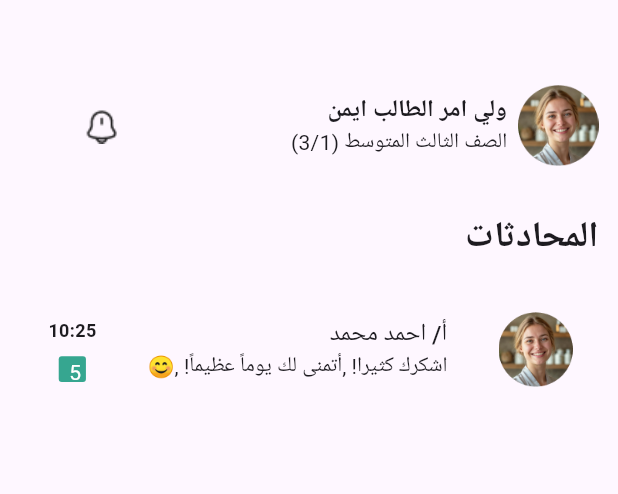
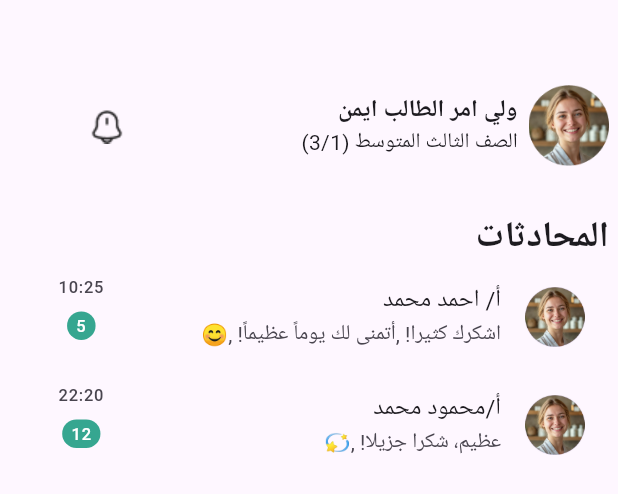
Before and after one commit to islam-kamal/school_room, a Flutter app: the ChatScreen widget shown alone on an empty page, opened directly, on a phone screen of 412 x 824 dp. Shown: the top 494 px of the screen. Run offline on Flutter 3.47's test engine with Material 3 defaults, Android fonts, the phone set to English and light mode, and no system bars; our stand-ins replace google_fonts; Roboto replaces fonts that are missing (Cairo).

Commit message:
edit conversations screen

```diff
--- a/lib/Feature/Chat/presentation/pages/chat_screen.dart
+++ b/lib/Feature/Chat/presentation/pages/chat_screen.dart
@@ -9,11 +9,18 @@ class ChatScreen extends StatelessWidget{
 final List<ConversationsEntity> conversations = [
    ConversationsEntity(
     image: 'assets/images/Rectangle.png',
-     name: 'bcvbcv',
-      message: 'xxcxvbcbncv',
-       time: '22:6',
+     name: 'أ/ احمد محمد',
+      message: 'اشكرك كثيرا! ,أتمنى لك يوماً عظيماً! ,😊',
+       time: '10:25',
         numberMessage: '5'
-        )
+        ),
+  ConversationsEntity(
+    image: 'assets/images/Avatar.png',
+     name: 'أ/محمود محمد',
+      message: 'عظيم، شكرا جزيلا! ,💫',
+       time: '22:20',
+        numberMessage: '12'
+        ),
 ];
 
   @override
@@ -21,7 +28,7 @@ final List<ConversationsEntity> conversations = [
     return  Directionality(
       textDirection: TextDirection.rtl,
       child: Padding(
-        padding: EdgeInsets.only(top: 26,left: 15, right: 13),
+        padding: EdgeInsets.only(top: 26,left: 15, right: 6),
         child: Column(
           crossAxisAlignment: CrossAxisAlignment.start,
           children: [
@@ -33,7 +40,8 @@ final List<ConversationsEntity> conversations = [
                 fontWeight: FontWeight.bold
               ),
             ),
-            ListView.builder(
+            Expanded(
+              child: ListView.builder(
                             shrinkWrap: true,
                             physics: const NeverScrollableScrollPhysics(),
                             itemCount: conversations.length,
@@ -41,6 +49,8 @@ final List<ConversationsEntity> conversations = [
                               return  ChatsListViewItem(conversation: conversations[index],);
                             }
                         ),
+            )
+            ,
           ],
         ),
       ),
--- a/lib/Feature/Chat/presentation/widgets/chats_list_view_item_widget.dart
+++ b/lib/Feature/Chat/presentation/widgets/chats_list_view_item_widget.dart
@@ -9,55 +9,86 @@ final ConversationsEntity conversation;
 
   @override
   Widget build(BuildContext context) {
-    return  Row(
-      mainAxisAlignment: MainAxisAlignment.spaceAround,
+    return Column(
       children: [
-        Image.asset('assets/images/Rectangle.png',
-          width: MediaQuery.of(context).size.width *0.12,
-          height: MediaQuery.of(context).size.height *0.14,
-        ),
-
-        Column(
-          crossAxisAlignment: CrossAxisAlignment.start,
-          children: [
-            Text(
-                'أ/ احمد محمد',
-              style: Styles.textStyle1666,
+        ListTile(
+          leading: CircleAvatar(
+            child: Image.asset(
+              'assets/images/Rectangle.png',
+              width: MediaQuery.of(context).size.width *0.33,
+              height: MediaQuery.of(context).size.height *0.14,
             ),
-            Text(
-                'اشكرك كثيرا! ,أتمنى لك يوماً عظيماً! ,😊'
             ),
-          ],
-        ),
-        Column(
-          children: [
-            Text(
-                '10:25',
-              style: Styles.textStyle12.copyWith(
-                fontWeight: FontWeight.bold,
-              ),
+            title: Text(conversation.name),
+            subtitle: Text(conversation.message),
+            trailing: Column(
+              children: [
+                Text(conversation.time),
+                SizedBox(
+                  height: MediaQuery.of(context).size.height *0.01,
+                ),
+                Badge(
+                  backgroundColor: Color(0xff36A690),
+                  padding: EdgeInsets.symmetric(horizontal: 6),
+                  label: Text(conversation.numberMessage),
+                  largeSize: 19,
+                ),
+                ],
             ),
-            SizedBox(
-              height: MediaQuery.of(context).size.height *0.011,
-            ),
-            Container(
-              padding: EdgeInsets.only(right: 3,top: 0.8),
-              width: MediaQuery.of(context).size.width *0.044,
-              height: MediaQuery.of(context).size.height *0.021,
-              decoration: BoxDecoration(
-                color: Color(0xff36A690),
-                    borderRadius: BorderRadius.circular(2),
-              ),
-              child: Text(
-                '5',
-                style: TextStyle(
-                  color: Colors.white
-                ),
-              ),
-            ),
-          ],
         ),
       ],
     );
   }
 }
+
+
+// Row(
+//       mainAxisAlignment: MainAxisAlignment.spaceAround,
+//       children: [
+//         Image.asset(conversation.image,
+//           width: MediaQuery.of(context).size.width *0.12,
+//           height: MediaQuery.of(context).size.height *0.14,
+//         ),
+
+//         Column(
+//           crossAxisAlignment: CrossAxisAlignment.start,
+//           children: [
+//             Text(
+//                 conversation.name,
+//               style: Styles.textStyle1666,
+//             ),
+//             Text(
+//                conversation.message
+//             ),
+//           ],
+//         ),
+//         Column(
+//           children: [
+//             Text(
+//                 conversation.time,
+//               style: Styles.textStyle12.copyWith(
+//                 fontWeight: FontWeight.bold,
+//               ),
+//             ),
+//             SizedBox(
+//               height: MediaQuery.of(context).size.height *0.011,
+//             ),
+//             Container(
+//               padding: EdgeInsets.only(right: 3,top: 0.8),
+//               width: MediaQuery.of(context).size.width *0.044,
+//               height: MediaQuery.of(context).size.height *0.021,
+//               decoration: BoxDecoration(
+//                 color: Color(0xff36A690),
+//                     borderRadius: BorderRadius.circular(2),
+//               ),
+//               child: Text(
+//                 conversation.numberMessage,
+//                 style: TextStyle(
+//                   color: Colors.white
+//                 ),
+//               ),
+//             ),
+//           ],
+//         ),
+//       ],
+//     );
--- /dev/null
+++ b/lib/Feature/Chat/presentation/widgets/index.dart
@@ -0,0 +1,2 @@
+export 'chats_app_bar.dart';
+export 'chats_list_view_item_widget.dart';
--- a/lib/Feature/Home/presentation/widgets/index.dart
+++ b/lib/Feature/Home/presentation/widgets/index.dart
@@ -5,5 +5,4 @@ export 'home_details_app_bar_widget.dart';
 export 'home_details_assignments_widget.dart';
 export 'home_view_body_widget.dart';
 export 'home_view_details_body_widget.dart';
-export '../../../Notifications/presentation/widgets/notifications_list_view_item_widget.dart';
 export 'text_home_widget.dart';
--- a/lib/main.dart
+++ b/lib/main.dart
@@ -19,8 +19,8 @@ class SchoolRoom extends StatelessWidget{
     return  MaterialApp(
       debugShowCheckedModeBanner: false,
       navigatorKey: navigatorKey,
-      // ignore: prefer_const_constructors
-      home: AdminScreen(),  //IndexScreen(index: 0,)
+
+      home:  IndexScreen(index: 0,) //AdminScreen(),
       );
   }
 }
```
Lines whose indentation alone changed are shown as unchanged.
